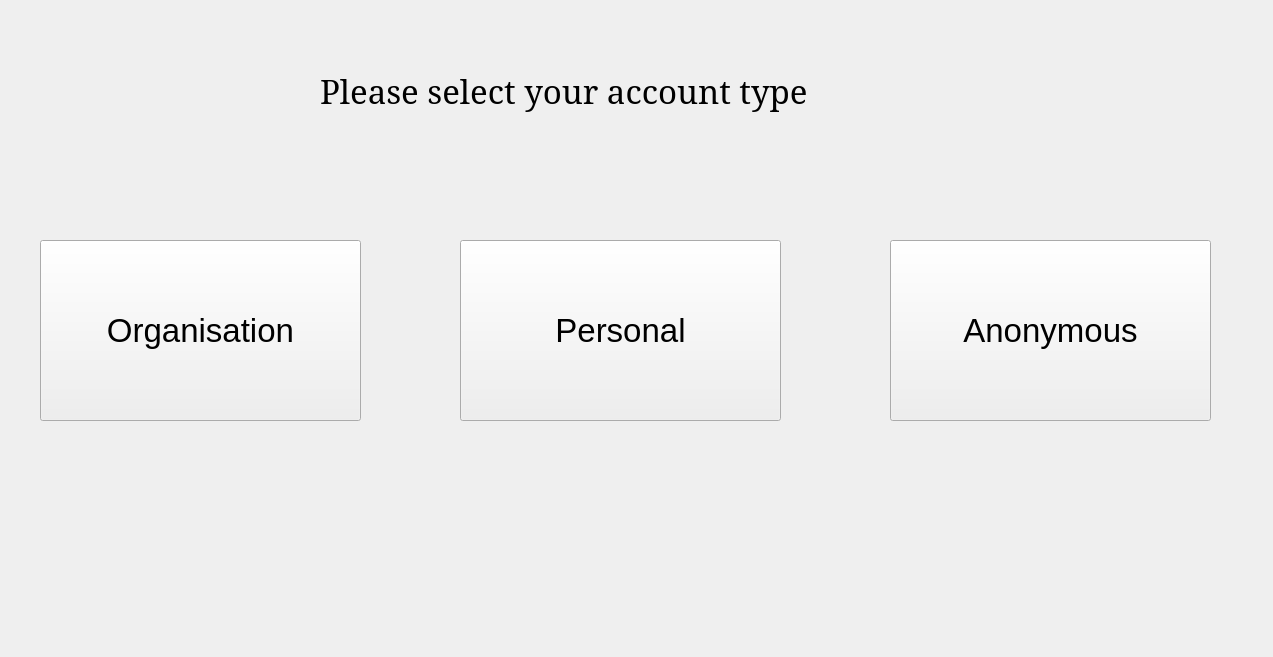
First picture: the form in X/startwindow.ui, repository MohammadrezaAldaghi/X, before the edit.
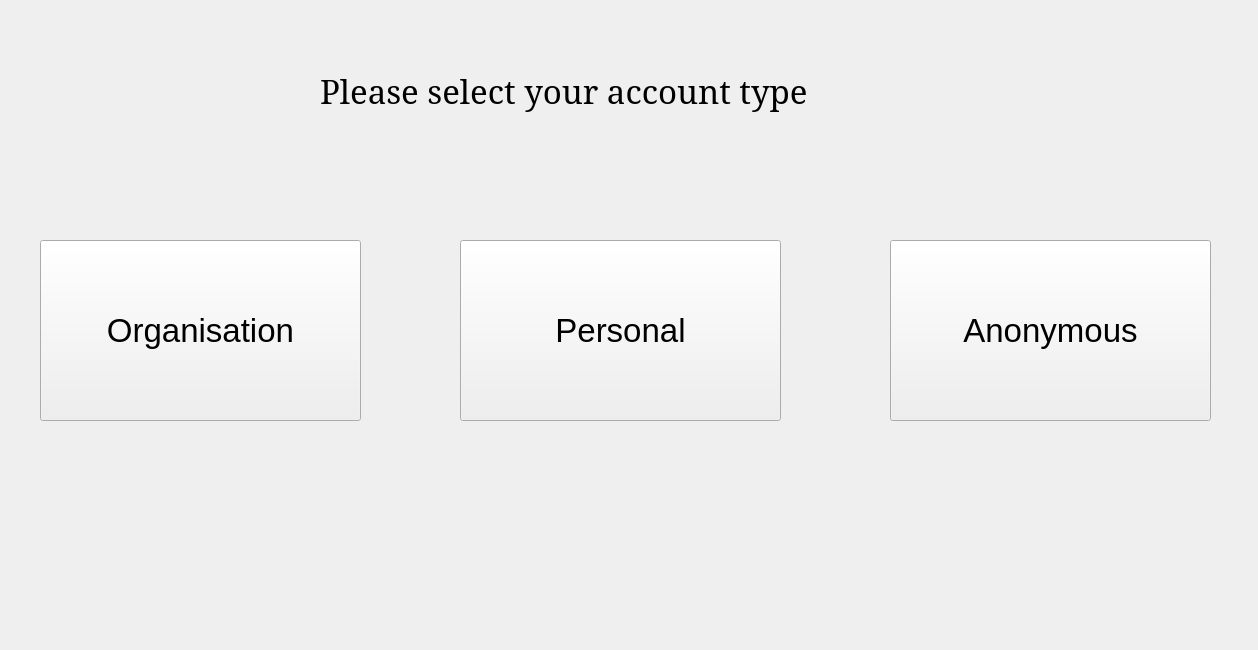
Second picture: the form after the edit.

Patch:
```diff
--- a/X/startwindow.ui
+++ b/X/startwindow.ui
@@ -6,8 +6,8 @@
    <rect>
     <x>0</x>
     <y>0</y>
-    <width>1273</width>
-    <height>657</height>
+    <width>1258</width>
+    <height>650</height>
    </rect>
   </property>
   <property name="windowTitle">
```
Left out of the diff: 4 changed lines with no effect on the pictures.
